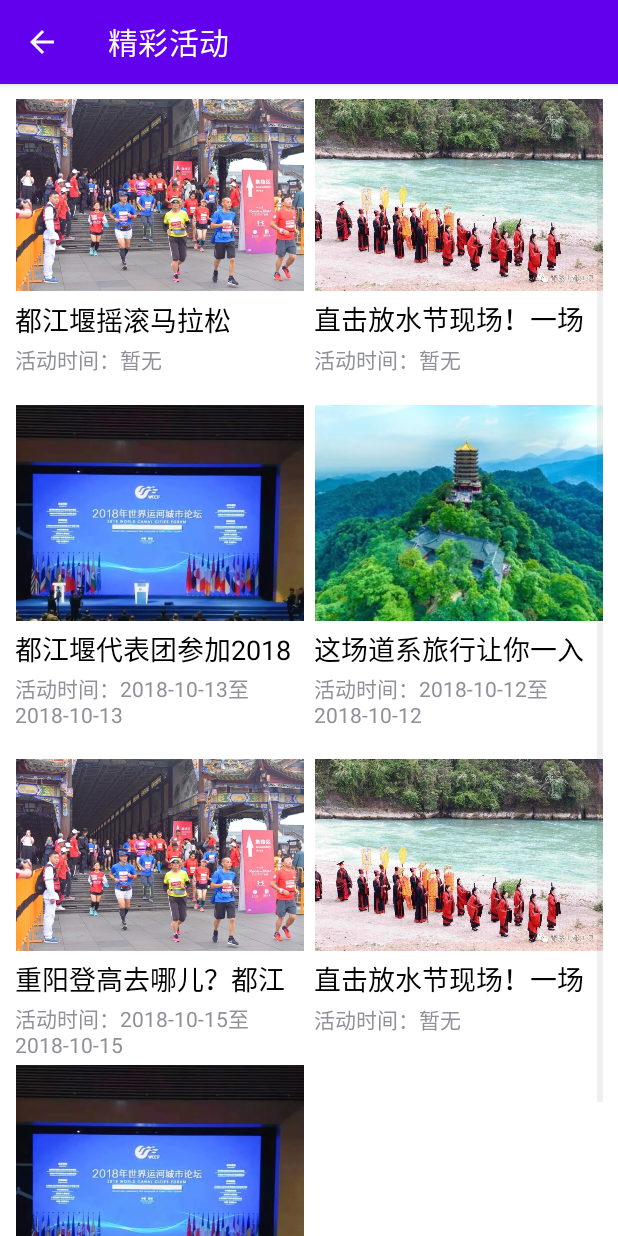
After one commit to IdonotknowitTAT/Android-Project-DuJiangYan-Travel-, an Android app: the FunActivitiesActivity screen opened directly, with no data from a screen before it, on a phone screen of 412 x 824 dp. The commit adds this screen. Run offline under Robolectric (Android 15) with nearby library versions, the phone set to English and light mode, and no system bars.

Commit message:
添加了精彩活动及精彩活动点击详情页

```diff
--- a/app/build.gradle
+++ b/app/build.gradle
@@ -33,6 +33,7 @@ dependencies {
     implementation 'androidx.appcompat:appcompat:1.6.1'
     implementation 'com.google.android.material:material:1.7.0'
     implementation 'androidx.constraintlayout:constraintlayout:2.1.4'
+    implementation 'androidx.gridlayout:gridlayout:1.0.0'
     testImplementation 'junit:junit:4.13.2'
     androidTestImplementation 'androidx.test.ext:junit:1.1.5'
     androidTestImplementation 'androidx.test.espresso:espresso-core:3.5.1'
--- /dev/null
+++ b/app/src/main/java/com/example/finalhomework_lienyu/FunActivitiesActivity.java
@@ -0,0 +1,58 @@
+package com.example.finalhomework_lienyu;
+
+import androidx.appcompat.app.AppCompatActivity;
+
+import android.app.AlertDialog;
+import android.os.Bundle;
+import android.view.View;
+import android.widget.AdapterView;
+import android.widget.GridView;
+import android.widget.ListView;
+import android.widget.SimpleAdapter;
+import android.widget.Toast;
+
+import com.example.finalhomework_lienyu.modified_classes.MyDialog;
+
+import java.util.ArrayList;
+import java.util.HashMap;
+import java.util.List;
+import java.util.Map;
+
+//精彩活动
+public class FunActivitiesActivity extends AppCompatActivity {
+    private String[] gridTitles;
+    private String[] gridDates;
+    private String[] gridContents;
+    private final int[] gridImgIds = new int[]{R.drawable.gridpic_1,R.drawable.gridpic_2, R.drawable.gridpic_3,R.drawable.gridpic_4,R.drawable.gridpic_1,R.drawable.gridpic_2, R.drawable.gridpic_3};
+    @Override
+    protected void onCreate(Bundle savedInstanceState) {
+        super.onCreate(savedInstanceState);
+        setContentView(R.layout.activity_fun_activities);
+        gridTitles = getResources().getStringArray(R.array.grid_title_array);
+        gridDates = getResources().getStringArray(R.array.grid_date_array);
+        gridContents = getResources().getStringArray(R.array.grid_content_brief);
+
+        List<Map<String, Object>> gridItems = new ArrayList<Map<String, Object>>();
+        for (int i = 0; i < gridTitles.length; i++) {
+            Map<String, Object> griditem = new HashMap<String, Object>();
+            griditem.put("pics", gridImgIds[i]);
+            griditem.put("titles", gridTitles[i]);
+            griditem.put("dates", gridDates[i]);
+            griditem.put("contents", gridContents[i]);
+            gridItems.add(griditem);
+        }
+
+        //创建一个simpleAdapter
+        SimpleAdapter myAdapter = new SimpleAdapter(getApplicationContext(), gridItems, R.layout.grid_view_item, new String[]{"pics","titles","dates","contents"}, new int[]{R.id.imageView_grid_item, R.id.textView_grid_title, R.id.textView_grid_date});
+        GridView gridView = findViewById(R.id.fun_grid_view);
+        gridView.setAdapter(myAdapter);
+
+        gridView.setOnItemClickListener(new AdapterView.OnItemClickListener() {
+            @Override
+            public void onItemClick(AdapterView<?> parent, View view, int position, long id) {
+                MyDialog myDialog = new MyDialog(FunActivitiesActivity.this,gridImgIds[position],gridTitles[position],gridDates[position],gridContents[position]);
+                myDialog.show();
+            }
+        });
+    }
+}
--- a/app/src/main/java/com/example/finalhomework_lienyu/KnowJiuZhaiActivity.java
+++ b/app/src/main/java/com/example/finalhomework_lienyu/KnowJiuZhaiActivity.java
@@ -60,6 +60,7 @@ public class KnowJiuZhaiActivity extends AppCompatActivity implements View.OnCli
         ArrayAdapter<CharSequence> adapter = ArrayAdapter.createFromResource(this,
                 R.array.know_jiu_zhai_itemlist,android.R.layout.simple_list_item_single_choice);
         listView.setAdapter(adapter);
+        listView.setItemChecked(0,true);
         listView.setOnItemClickListener(new AdapterView.OnItemClickListener() {
             @Override
             public void onItemClick(AdapterView<?> parent, View view, int position, long id) {
--- a/app/src/main/java/com/example/finalhomework_lienyu/fragments/MineFragment.java
+++ b/app/src/main/java/com/example/finalhomework_lienyu/fragments/MineFragment.java
@@ -11,6 +11,7 @@ import android.view.ViewGroup;
 import com.example.finalhomework_lienyu.R;
 
 public class MineFragment extends Fragment {
+    public static boolean isLogged = false;
 
     @Override
     public View onCreateView(LayoutInflater inflater, ViewGroup container,
--- a/app/src/main/java/com/example/finalhomework_lienyu/modified_classes/ShufflingPicsFragment.java
+++ b/app/src/main/java/com/example/finalhomework_lienyu/fragments/ShufflingPicsFragment.java
@@ -1,4 +1,4 @@
-package com.example.finalhomework_lienyu.modified_classes;
+package com.example.finalhomework_lienyu.fragments;
 
 import android.os.Bundle;
 
--- /dev/null
+++ b/app/src/main/res/layout/activity_fun_activities.xml
@@ -0,0 +1,22 @@
+<?xml version="1.0" encoding="utf-8"?>
+<LinearLayout xmlns:android="http://schemas.android.com/apk/res/android"
+    xmlns:app="http://schemas.android.com/apk/res-auto"
+    xmlns:tools="http://schemas.android.com/tools"
+    android:layout_width="match_parent"
+    android:layout_height="match_parent"
+    android:orientation="vertical"
+    tools:context=".FunActivitiesActivity">
+
+    <GridView
+        android:id="@+id/fun_grid_view"
+        android:layout_width="match_parent"
+        android:layout_height="match_parent"
+        android:numColumns="2"
+        android:verticalSpacing="20dp"
+        android:horizontalSpacing="7dp"
+        android:layout_marginTop="10dp"
+        android:layout_marginLeft="10dp"
+        android:layout_marginRight="10dp"
+        tools:listitem="@layout/grid_view_item"/>
+
+</LinearLayout>
--- a/app/src/main/res/layout/fragment_shuffling_pics.xml
+++ b/app/src/main/res/layout/fragment_shuffling_pics.xml
@@ -6,7 +6,7 @@
     android:layout_width="match_parent"
     android:layout_height="wrap_content"
     android:orientation="vertical"
-    tools:context=".modified_classes.ShufflingPicsFragment">
+    tools:context=".fragments.ShufflingPicsFragment">
 
     <ImageView
         android:id="@+id/imageView_shufflingItem"
--- /dev/null
+++ b/app/src/main/res/layout/grid_view_item.xml
@@ -0,0 +1,30 @@
+<?xml version="1.0" encoding="utf-8"?>
+<LinearLayout
+    xmlns:android="http://schemas.android.com/apk/res/android"
+    xmlns:app="http://schemas.android.com/apk/res-auto"
+    android:layout_width="match_parent"
+    android:layout_height="wrap_content"
+    android:orientation="vertical">
+
+    <ImageView
+        android:id="@+id/imageView_grid_item"
+        android:layout_width="match_parent"
+        android:layout_height="wrap_content"
+        app:srcCompat="@drawable/itempic_country_1"
+        android:layout_marginBottom="5dp"
+        android:adjustViewBounds="true"/>
+
+    <TextView
+        android:id="@+id/textView_grid_title"
+        android:layout_width="match_parent"
+        android:layout_height="29dp"
+        android:text="重阳登高去哪儿？都江堰这4个登高好去处，秋意正浓，全家出游上翠微~"
+        android:textColor="@color/black"
+        android:textSize="@dimen/text_size_xlarge" />
+
+    <TextView
+        android:id="@+id/textView_grid_date"
+        android:layout_width="match_parent"
+        android:layout_height="wrap_content"
+        android:text="活动时间：2018-10-15至2018-10-15" />
+</LinearLayout>
--- a/app/src/main/res/values/strings.xml
+++ b/app/src/main/res/values/strings.xml
@@ -134,4 +134,32 @@
         \t\t\t\t\n其他景点\n
         \t\t\t\t奎光塔、虹口景区、南桥、园明宫、清溪园、都江堰城隍庙、玉垒关、离堆公园、秦堰楼、玉垒山公园、掷笔槽、青城外山景区、青城前山景区青城后山景区两河漂流药王庙、幸福大道、翠月湖、灵岩。\n
     </string>
+
+    <string-array name="grid_title_array">
+        <item>都江堰摇滚马拉松</item>
+        <item>直击放水节现场！一场穿越2000多年的狂欢，亮点都在这儿了</item>
+        <item>都江堰代表团参加2018年世界运河城市论坛~</item>
+        <item>这场道系旅行让你一入青城忘凡尘，快来祈福养生、仙山小憩...</item>
+        <item>重阳登高去哪儿？都江堰这4个登高好去处，秋意正浓，全家出游上翠微~</item>
+        <item>直击放水节现场！一场穿越2000多年的狂欢，亮点都在这儿了</item>
+        <item>都江堰代表团参加2018年世界运河城市论坛~</item>
+    </string-array>
+    <string-array name="grid_date_array">
+        <item>活动时间：暂无</item>
+        <item>活动时间：暂无</item>
+        <item>活动时间：2018-10-13至2018-10-13</item>
+        <item>活动时间：2018-10-12至2018-10-12</item>
+        <item>活动时间：2018-10-15至2018-10-15</item>
+        <item>活动时间：暂无</item>
+        <item>活动时间：2018-10-13至2018-10-13</item>
+    </string-array>
+    <string-array name="grid_content_brief">
+        <item>一场摇滚的盛宴,一次马拉松的狂欢。当“摇滚”撞上“马拉松”，会擦出怎样的火花？今早！全球瞩目的摇滚马拉松在都江堰激情开跑啦~ 一万多名长跑爱好者来都江堰一起跑！一起ROCK!水灵妹和跑者们一起见证了“摇滚”与“马拉松”的奇妙碰撞！是不是还在遗憾没有去成现场？没关系！跟着水灵妹，带你去领略现场的气氛！</item>
+        <item>在都江堰有一场盛会，气势恢宏地重现了传承了两千多年的古老文化，完美细腻地呈现了川西平原富庶一方的生活风貌，向全球展现了千百年前蜀人创造的伟大和震撼。只因为都江堰人对水情有独钟，所以有了这独一无二的放水节。</item>
+        <item>昨天，2018年世界运河城市论坛在江苏省扬州市召开，都江堰作为四川唯一一个会员城市，应邀参加了此次论坛。 2018年世界运河城市论坛是由世界运河历史文化城市合作组织、中国太平洋经济合作全国委员会共同主办的运河城市之间的专业性论坛。</item>
+        <item>在幽幽青城托付心事， 来一段仙山小憩， 圣地寻踪， 这个周末的青城道系之旅足以让你魂牵梦萦~</item>
+        <item>再过几天就是重阳节了， 古重阳佳节，皆是全家出游， 重阳这天所有亲人都要一起登高望远。 秋风轻抚，落叶婆娑作响， 挑个秋高气爽的日子， 带着家人登高去。</item>
+        <item>在都江堰有一场盛会，气势恢宏地重现了传承了两千多年的古老文化，完美细腻地呈现了川西平原富庶一方的生活风貌，向全球展现了千百年前蜀人创造的伟大和震撼。只因为都江堰人对水情有独钟，所以有了这独一无二的放水节。</item>
+        <item>昨天，2018年世界运河城市论坛在江苏省扬州市召开，都江堰作为四川唯一一个会员城市，应邀参加了此次论坛。 2018年世界运河城市论坛是由世界运河历史文化城市合作组织、中国太平洋经济合作全国委员会共同主办的运河城市之间的专业性论坛。</item>
+    </string-array>
 </resources>
```
Also changed, not shown: app/src/main/AndroidManifest.xml (+7 -1 lines), app/src/main/java/com/example/finalhomework_lienyu/fragments/HomeFragment.java (+11 -1 lines), app/src/main/java/com/example/finalhomework_lienyu/modified_classes/MyDialog.java (added, +44 -0 lines), app/src/main/res/layout/dialog_layout.xml (added, +46 -0 lines), app/src/main/res/drawable/gridpic_1.jpg (added), app/src/main/res/drawable/gridpic_2.jpg (added), app/src/main/res/drawable/gridpic_3.jpg (added), app/src/main/res/drawable/gridpic_4.jpg (added), app/src/main/res/drawable/gridpic_5.jpg (added).
